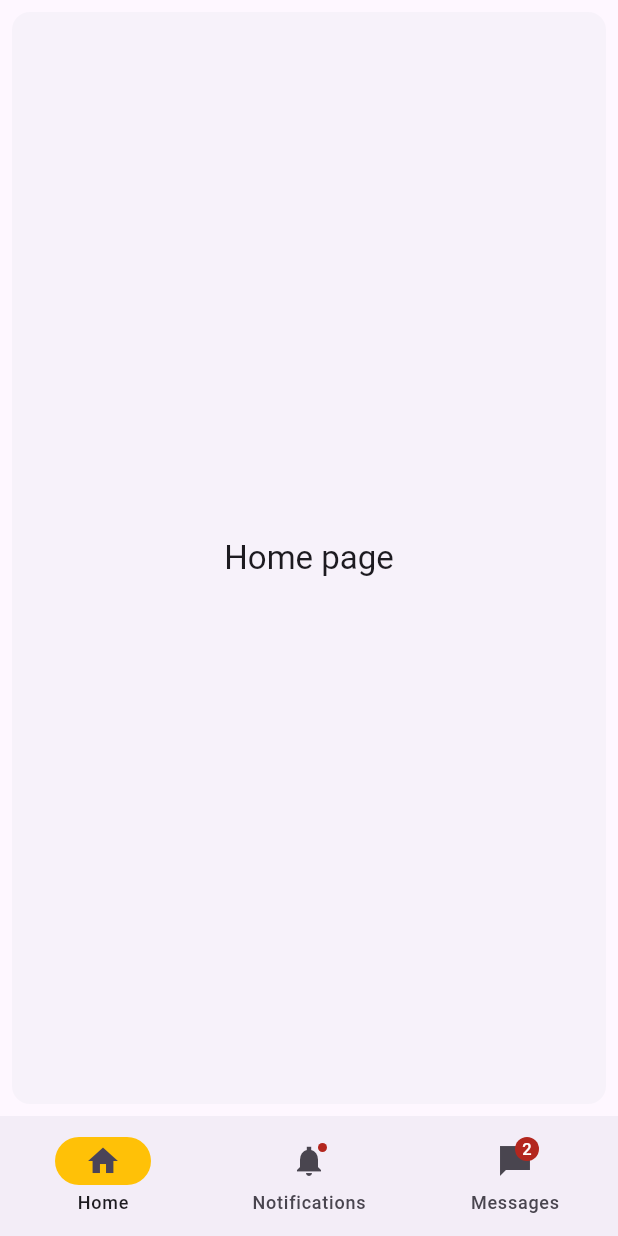
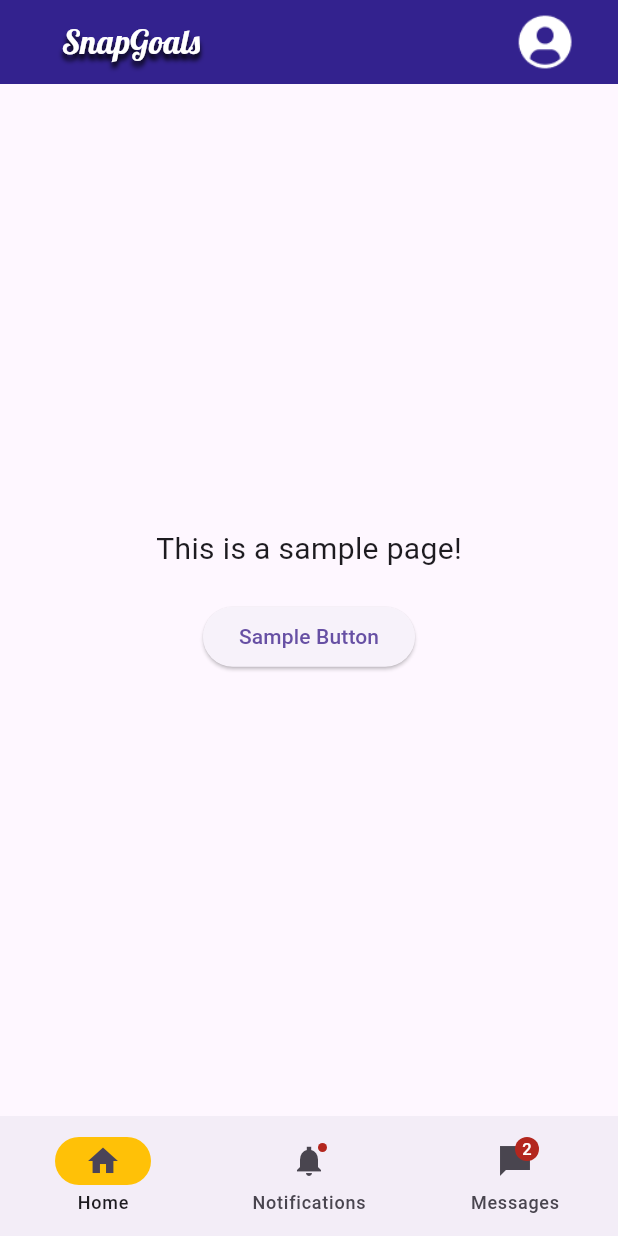
Before and after one commit to anagnole/UI_UX_36, a Flutter app: the screen it shows after launch, on a phone screen of 412 x 824 dp. Run offline on Flutter 3.47's test engine with Material 3 defaults, Android fonts, the phone set to English and light mode, and no system bars.

Commit message:
to gallery kai to na phgainei apo to profile icon sto profile

```diff
--- a/lib/src/app.dart
+++ b/lib/src/app.dart
@@ -1,5 +1,5 @@
 import 'package:flutter/material.dart';
-import 'home/home.dart';
+import 'gallery/gallery.dart';
 
 class MainApp extends StatelessWidget {
   const MainApp({super.key});
@@ -56,7 +56,7 @@ class _NavigationExampleState extends State<NavigationExample> {
       ),
       body: <Widget>[
         /// Home page
-        HomePage(),
+        SamplePage(),
 
         /// Notifications page
         const Padding(
--- /dev/null
+++ b/lib/src/gallery/gallery.dart
@@ -0,0 +1,35 @@
+import 'package:flutter/material.dart';
+import '../appbar_etc.dart';
+
+class SamplePage extends StatelessWidget {
+  @override
+  Widget build(BuildContext context) {
+    return Scaffold(
+      appBar: SnapGoalsAppBar(),
+      body: Center(
+        child: Column(
+          mainAxisAlignment: MainAxisAlignment.center,
+          children: <Widget>[
+            Text(
+              'This is a sample page!',
+              style: TextStyle(fontSize: 20),
+            ),
+            SizedBox(height: 20),
+            ElevatedButton(
+              onPressed: () {
+                // Implement button functionality here
+              },
+              child: Text('Sample Button'),
+            ),
+          ],
+        ),
+      ),
+    );
+  }
+}
+
+// Example usage of this page in another widget or screen:
+// Navigator.push(
+//   context,
+//   MaterialPageRoute(builder: (context) => SamplePage()),
+// );
```
Also changed, not shown: lib/src/appbar_etc.dart (+8 -1 lines), lib/src/profile/profile.dart (added, +18 -0 lines).
